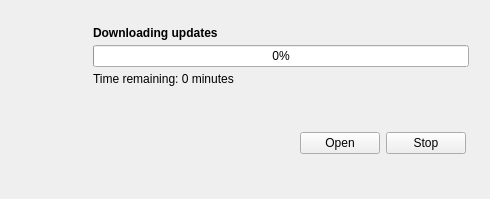
alex-spataru/QSimpleUpdater, file QSimpleUpdater/src/dialogs/download_dialog.ui: the form before one commit.
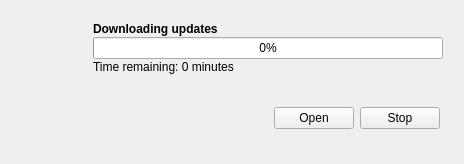
The form after the commit. Icons and pictures are not drawn.

Patch:
```diff
--- a/QSimpleUpdater/src/dialogs/download_dialog.ui
+++ b/QSimpleUpdater/src/dialogs/download_dialog.ui
@@ -6,8 +6,8 @@
    <rect>
     <x>0</x>
     <y>0</y>
-    <width>490</width>
-    <height>199</height>
+    <width>464</width>
+    <height>164</height>
    </rect>
   </property>
   <property name="sizePolicy">
```
Left out of the diff: 2 changed lines with no effect on the pictures.
